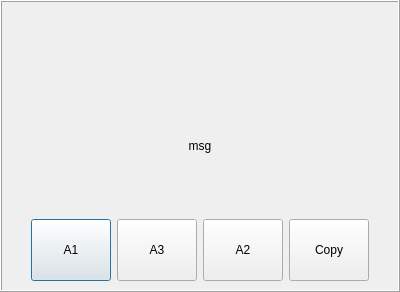
This is Cafe5/c5message.ui in End1-1/Cafe5 as Qt 5 draws it before an edit. The edited form follows.
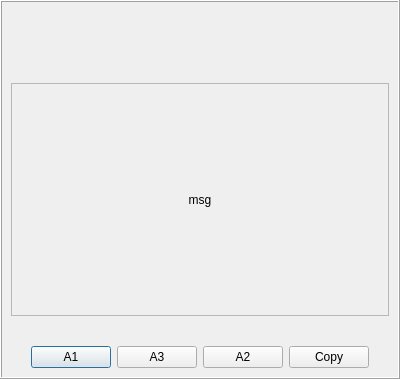
This is the edited form. Icons and pictures are not drawn.

```diff
--- a/Cafe5/c5message.ui
+++ b/Cafe5/c5message.ui
@@ -7,7 +7,7 @@
     <x>0</x>
     <y>0</y>
     <width>400</width>
-    <height>292</height>
+    <height>379</height>
    </rect>
   </property>
   <property name="sizePolicy">
@@ -41,7 +41,7 @@
    <property name="bottomMargin">
     <number>0</number>
    </property>
-   <item row="0" column="0">
+   <item>
     <widget class="QFrame" name="frame">
      <property name="frameShape">
       <enum>QFrame::Box</enum>
@@ -123,9 +123,27 @@
        </widget>
       </item>
       <item>
+       <widget class="QScrollArea" name="scrollArea">
+        <property name="widgetResizable">
+         <bool>true</bool>
+        </property>
+        <property name="alignment">
+         <set>Qt::AlignCenter</set>
+        </property>
+        <widget class="QWidget" name="scrollAreaWidgetContents">
+         <property name="geometry">
+          <rect>
+           <x>0</x>
+           <y>0</y>
+           <width>376</width>
+           <height>229</height>
+          </rect>
+         </property>
+         <layout class="QVBoxLayout" name="verticalLayout_2">
+          <item>
        <widget class="QLabel" name="label">
         <property name="sizePolicy">
-         <sizepolicy hsizetype="Preferred" vsizetype="Preferred">
+             <sizepolicy hsizetype="Expanding" vsizetype="Expanding">
           <horstretch>0</horstretch>
           <verstretch>0</verstretch>
          </sizepolicy>
@@ -145,6 +163,10 @@
         <property name="wordWrap">
          <bool>true</bool>
         </property>
+           </widget>
+          </item>
+         </layout>
+        </widget>
        </widget>
       </item>
       <item>
```
Left out of the diff: 2 changed lines with no effect on the pictures. Lines whose indentation alone changed are shown as unchanged.
